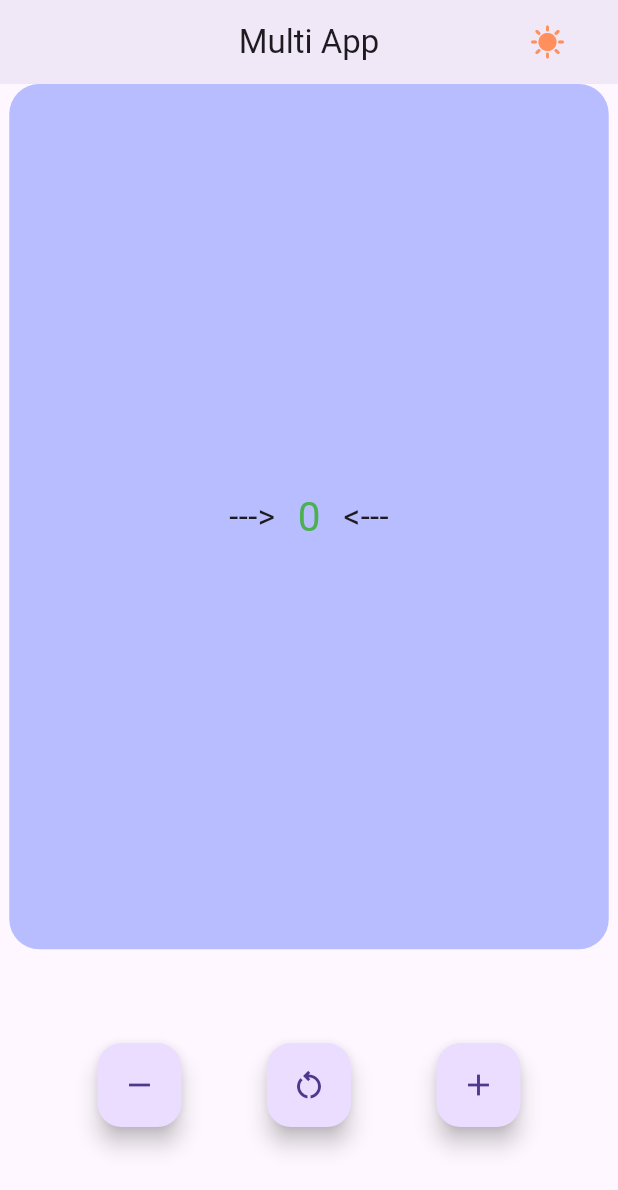
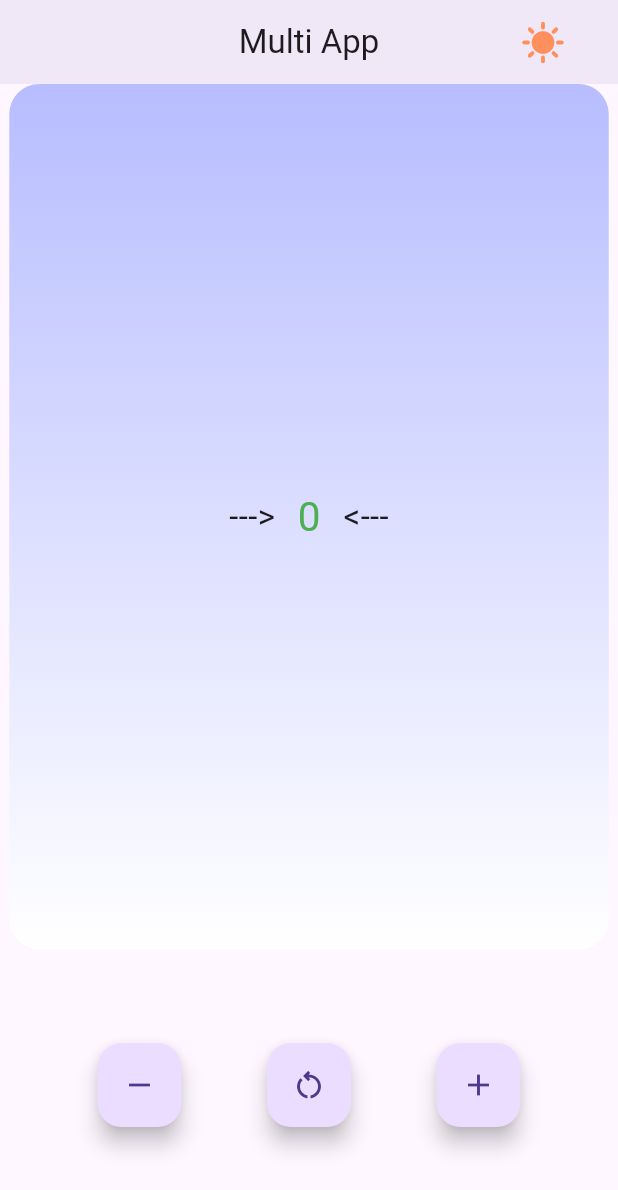
Before and after one commit to 9minuteswithtractor/Flutter_CounterApp_WeatherApp, a Flutter app: the screen it shows after launch, on a phone screen of 412 x 824 dp. Shown: the top 1190 px of the screen. Run offline on Flutter 3.47's test engine with Material 2 defaults, Android fonts, the phone set to English and light mode, and no system bars; our stand-ins replace bloc, flutter_bloc, freezed_annotation.

Commit message:
upd: gradient_background

```diff
--- a/lib/presentation/screens/home/counter_home.dart
+++ b/lib/presentation/screens/home/counter_home.dart
@@ -43,8 +43,10 @@ class HomePage extends StatelessWidget {
         actions: const <Widget>[
           Padding(
             padding: EdgeInsets.fromLTRB(0, 8.0, 35.0, 8.0),
+            // TODO : create a InkWell ? => snackBar
             child: Icon(
               Icons.sunny,
+              size: 30.0,
               color: Color.fromRGBO(255, 144, 93, 1),
             ),
           ),
@@ -66,9 +68,15 @@ class HomePage extends StatelessWidget {
                 margin: EdgeInsets.zero,
                 padding: EdgeInsets.zero,
                 decoration: BoxDecoration(
-                    borderRadius: BorderRadius.circular(20),
-                    color: const Color.fromRGBO(183, 189, 255, 1)),
-
+                  borderRadius: BorderRadius.circular(20),
+                  gradient: const LinearGradient(
+                      begin: Alignment.topCenter,
+                      end: Alignment.bottomCenter,
+                      colors: [
+                        Color.fromRGBO(183, 189, 255, 1),
+                        Color.fromRGBO(255, 255, 255, 1),
+                      ]),
+                ),
                 child: Row(
                   mainAxisAlignment: MainAxisAlignment.center,
                   children: <Widget>[
```
